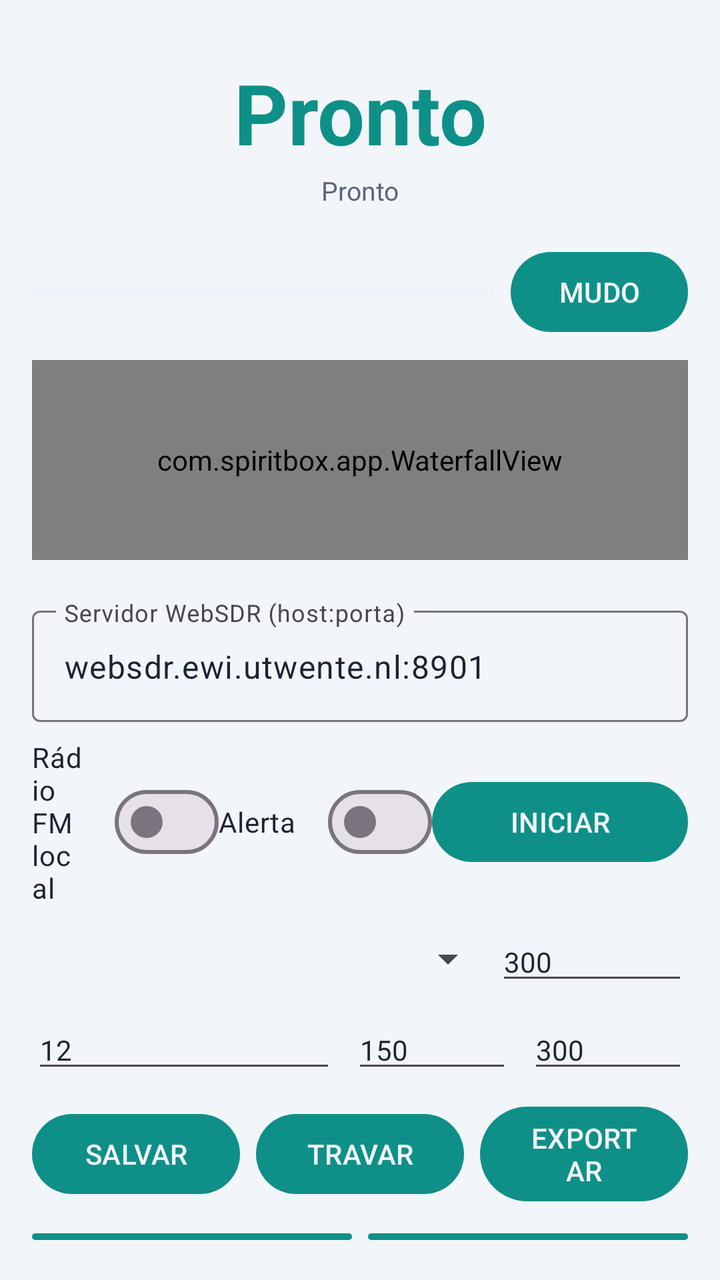
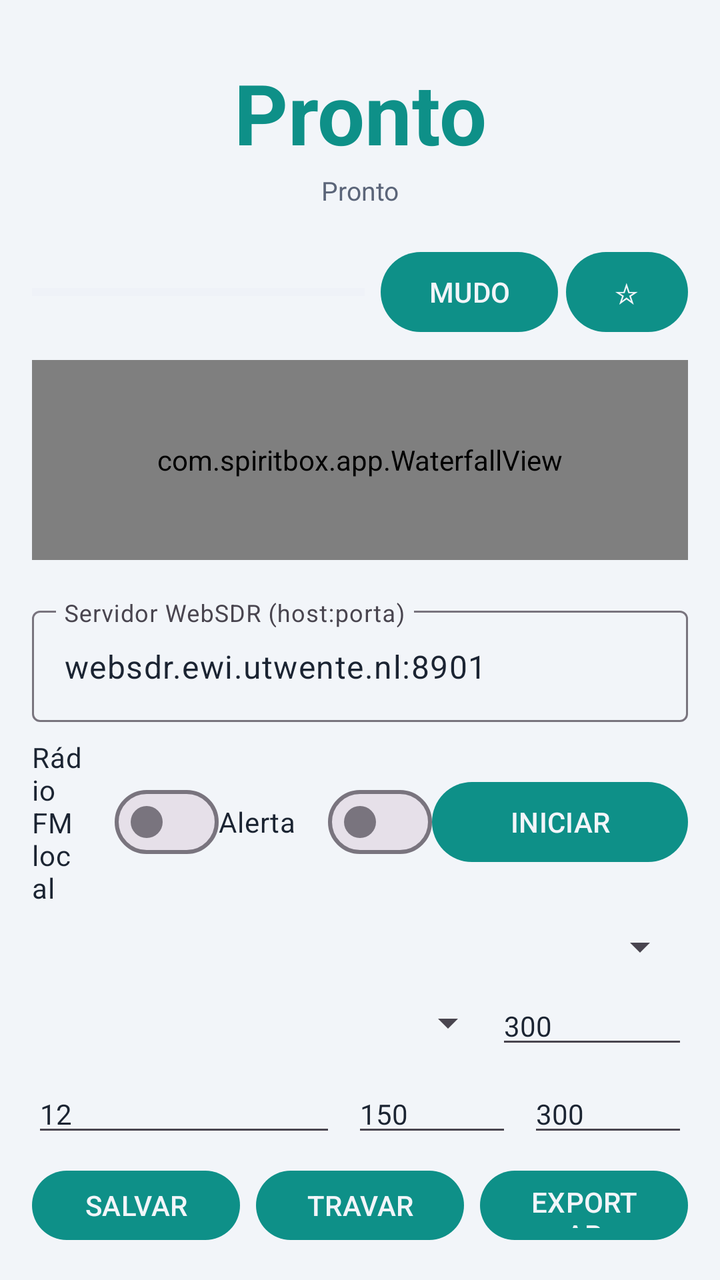

Screens rendered from an Android XML layout before and after an edit, with the pre-edit source and the edit as a unified diff.
<!-- AndroidManifest.xml: application theme Theme.SpiritBox -->
<!-- res/layout/activity_main.xml -->
<?xml version="1.0" encoding="utf-8"?>
<FrameLayout xmlns:android="http://schemas.android.com/apk/res/android"
    xmlns:app="http://schemas.android.com/apk/res-auto"
    android:layout_width="match_parent"
    android:layout_height="match_parent">

    <LinearLayout
        android:layout_width="match_parent"
        android:layout_height="match_parent"
        android:orientation="vertical"
        android:padding="16dp">

        <TextView
            android:id="@+id/tvFreq"
            android:layout_width="match_parent"
            android:layout_height="wrap_content"
            android:layout_marginTop="12dp"
            android:gravity="center"
            android:text="@string/status_ready"
            android:textColor="@color/accent"
            android:textSize="42sp"
            android:textStyle="bold" />

        <TextView
            android:id="@+id/tvStatus"
            android:layout_width="match_parent"
            android:layout_height="wrap_content"
            android:layout_marginTop="2dp"
            android:gravity="center"
            android:text="@string/status_ready"
            android:textColor="@color/text_secondary"
            android:textSize="13sp" />

        <LinearLayout
            android:layout_width="match_parent"
            android:layout_height="wrap_content"
            android:layout_marginTop="18dp"
            android:gravity="center_vertical"
            android:orientation="horizontal">

            <ProgressBar
                android:id="@+id/meter"
                style="?android:attr/progressBarStyleHorizontal"
                android:layout_width="0dp"
                android:layout_height="10dp"
                android:layout_weight="1"
                android:max="100"
                android:progress="0"
                android:progressBackgroundTint="@color/panel"
                android:progressTint="@color/accent" />

            <com.google.android.material.button.MaterialButton
                android:id="@+id/btnMute"
                android:layout_width="wrap_content"
                android:layout_height="wrap_content"
                android:layout_marginStart="8dp"
                android:minWidth="72dp"
                android:text="@string/btn_mute"
                app:cornerRadius="24dp" />
        </LinearLayout>

        <com.spiritbox.app.WaterfallView
            android:id="@+id/waterfall"
            android:layout_width="match_parent"
            android:layout_height="100dp"
            android:layout_marginTop="10dp" />

        <com.google.android.material.textfield.TextInputLayout
            android:layout_width="match_parent"
            android:layout_height="wrap_content"
            android:layout_marginTop="20dp"
            android:hint="@string/hint_server">

            <com.google.android.material.textfield.TextInputEditText
                android:id="@+id/etServer"
                android:layout_width="match_parent"
                android:layout_height="wrap_content"
                android:importantForAutofill="no"
                android:inputType="textUri"
                android:text="@string/default_server" />
        </com.google.android.material.textfield.TextInputLayout>

        <LinearLayout
            android:layout_width="match_parent"
            android:layout_height="wrap_content"
            android:layout_marginTop="8dp"
            android:gravity="center_vertical"
            android:orientation="horizontal">

            <com.google.android.material.materialswitch.MaterialSwitch
                android:id="@+id/swFm"
                android:layout_width="0dp"
                android:layout_height="wrap_content"
                android:layout_weight="1"
                android:text="@string/switch_fm"
                android:textColor="@color/text_primary"
                android:textSize="14sp" />

            <com.google.android.material.materialswitch.MaterialSwitch
                android:id="@+id/swAlerts"
                android:layout_width="wrap_content"
                android:layout_height="wrap_content"
                android:text="@string/switch_alerts"
                android:textColor="@color/text_primary"
                android:textSize="14sp" />

            <com.google.android.material.button.MaterialButton
                android:id="@+id/btnToggle"
                android:layout_width="wrap_content"
                android:layout_height="wrap_content"
                android:minWidth="128dp"
                android:text="@string/btn_start"
                app:cornerRadius="24dp" />
        </LinearLayout>

        <LinearLayout
            android:layout_width="match_parent"
            android:layout_height="wrap_content"
            android:layout_marginTop="8dp"
            android:gravity="center_vertical"
            android:orientation="horizontal">

            <Spinner
                android:id="@+id/spBand"
                android:layout_width="0dp"
                android:layout_height="wrap_content"
                android:layout_weight="1"
                android:spinnerMode="dropdown" />

            <EditText
                android:id="@+id/etDwell"
                android:layout_width="96dp"
                android:layout_height="wrap_content"
                android:hint="@string/hint_dwell"
                android:importantForAutofill="no"
                android:inputType="number"
                android:maxLines="1"
                android:text="@string/default_dwell"
                android:textColor="@color/text_primary"
                android:textSize="14sp" />
        </LinearLayout>

        <LinearLayout
            android:layout_width="match_parent"
            android:layout_height="wrap_content"
            android:layout_marginTop="8dp"
            android:gravity="center_vertical"
            android:orientation="horizontal">

            <EditText
                android:id="@+id/etThreshold"
                android:layout_width="0dp"
                android:layout_height="wrap_content"
                android:layout_weight="1"
                android:hint="@string/hint_threshold"
                android:importantForAutofill="no"
                android:inputType="number"
                android:maxLines="1"
                android:text="@string/default_threshold"
                android:textColor="@color/text_primary"
                android:textSize="14sp" />

            <EditText
                android:id="@+id/etSettle"
                android:layout_width="80dp"
                android:layout_height="wrap_content"
                android:layout_marginStart="8dp"
                android:hint="@string/hint_settle"
                android:importantForAutofill="no"
                android:inputType="number"
                android:maxLines="1"
                android:text="@string/default_settle"
                android:textColor="@color/text_primary"
                android:textSize="14sp" />

            <EditText
                android:id="@+id/etGap"
                android:layout_width="80dp"
                android:layout_height="wrap_content"
                android:layout_marginStart="8dp"
                android:hint="@string/hint_gap"
                android:importantForAutofill="no"
                android:inputType="number"
                android:maxLines="1"
                android:text="@string/default_gap"
                android:textColor="@color/text_primary"
                android:textSize="14sp" />
        </LinearLayout>

        <LinearLayout
            android:layout_width="match_parent"
            android:layout_height="wrap_content"
            android:layout_marginTop="8dp"
            android:gravity="center_vertical"
            android:orientation="horizontal">

            <com.google.android.material.button.MaterialButton
                android:id="@+id/btnManualCapture"
                android:layout_width="0dp"
                android:layout_height="wrap_content"
                android:layout_weight="1"
                android:text="@string/btn_manual_capture"
                app:cornerRadius="24dp" />

            <com.google.android.material.button.MaterialButton
                android:id="@+id/btnHold"
                android:layout_width="0dp"
                android:layout_height="wrap_content"
                android:layout_marginStart="8dp"
                android:layout_weight="1"
                android:text="@string/btn_hold"
                app:cornerRadius="24dp" />

            <com.google.android.material.button.MaterialButton
                android:id="@+id/btnShare"
                android:layout_width="0dp"
                android:layout_height="wrap_content"
                android:layout_marginStart="8dp"
                android:layout_weight="1"
                android:text="@string/btn_share_csv"
                app:cornerRadius="24dp" />
        </LinearLayout>

        <LinearLayout
            android:layout_width="match_parent"
            android:layout_height="wrap_content"
            android:layout_marginTop="8dp"
            android:gravity="center_vertical"
            android:orientation="horizontal">

            <com.google.android.material.button.MaterialButton
                android:id="@+id/btnTheme"
                android:layout_width="0dp"
                android:layout_height="wrap_content"
                android:layout_weight="1"
                android:text="@string/theme_system"
                app:cornerRadius="24dp" />

            <com.google.android.material.button.MaterialButton
                android:id="@+id/btnNight"
                android:layout_width="0dp"
                android:layout_height="wrap_content"
                android:layout_marginStart="8dp"
                android:layout_weight="1"
                android:text="@string/btn_night_off"
                app:cornerRadius="24dp" />
        </LinearLayout>

        <TextView
            android:id="@+id/tvCapturesTitle"
            android:layout_width="match_parent"
            android:layout_height="wrap_content"
            android:layout_marginTop="18dp"
            android:text="@string/title_captures"
            android:textColor="@color/text_secondary"
            android:textSize="13sp" />

        <ListView
            android:id="@+id/listCaptures"
            android:layout_width="match_parent"
            android:layout_height="0dp"
            android:layout_marginTop="4dp"
            android:layout_weight="1"
            android:divider="@color/panel"
            android:dividerHeight="1dp"
            android:listSelector="@android:color/transparent" />
    </LinearLayout>

    <View
        android:id="@+id/redFilter"
        android:layout_width="match_parent"
        android:layout_height="match_parent"
        android:background="#3BFF0000"
        android:clickable="false"
        android:focusable="false"
        android:visibility="gone" />
</FrameLayout>
<!-- resources referenced by this layout -->
<resources>
  <color name="accent">#0E9088</color>
  <color name="panel">#E4E9F1</color>
  <color name="text_primary">#1B2432</color>
  <color name="text_secondary">#5B6579</color>
  <string name="btn_hold">TRAVAR</string>
  <string name="btn_manual_capture">SALVAR</string>
  <string name="btn_mute">MUDO</string>
  <string name="btn_night_off">NOITE</string>
  <string name="btn_share_csv">EXPORTAR</string>
  <string name="btn_start">INICIAR</string>
  <string name="default_dwell">300</string>
  <string name="default_gap">300</string>
  <string name="default_server">websdr.ewi.utwente.nl:8901</string>
  <string name="default_settle">150</string>
  <string name="default_threshold">12</string>
  <string name="hint_dwell">Dwell ms</string>
  <string name="hint_gap">Gap ms</string>
  <string name="hint_server">Servidor WebSDR (host:porta)</string>
  <string name="hint_settle">Settle ms</string>
  <string name="hint_threshold">Limiar %</string>
  <string name="status_ready">Pronto</string>
  <string name="switch_alerts">Alerta</string>
  <string name="switch_fm">Rádio FM local</string>
  <string name="theme_system">SISTEMA</string>
  <string name="title_captures">Sinais capturados</string>
  <style name="Theme.SpiritBox" parent="Theme.Material3.DayNight.NoActionBar">
          <item name="colorPrimary">@color/accent</item>
          <item name="colorOnPrimary">@color/bg</item>
          <item name="colorSecondary">@color/accent_dim</item>
          <item name="android:colorBackground">@color/bg</item>
          <item name="colorSurface">@color/panel</item>
          <item name="colorOnSurface">@color/text_primary</item>
          <item name="android:windowBackground">@color/bg</item>
          <item name="android:statusBarColor">@color/bg</item>
          <item name="android:navigationBarColor">@color/bg</item>
      </style>
  <color name="bg">#F2F5F9</color>
  <color name="accent_dim">#5AA7A2</color>
</resources>

<!-- the commit's change to res/layout/activity_main.xml (unified diff, before → after) -->
@@ -57,6 +57,15 @@
                 android:minWidth="72dp"
                 android:text="@string/btn_mute"
                 app:cornerRadius="24dp" />
+
+            <com.google.android.material.button.MaterialButton
+                android:id="@+id/btnBookmark"
+                android:layout_width="wrap_content"
+                android:layout_height="wrap_content"
+                android:layout_marginStart="4dp"
+                android:minWidth="52dp"
+                android:text="@string/bookmark_off"
+                app:cornerRadius="24dp" />
         </LinearLayout>
 
         <com.spiritbox.app.WaterfallView
@@ -113,19 +122,33 @@
                 app:cornerRadius="24dp" />
         </LinearLayout>
 
-        <LinearLayout
-            android:layout_width="match_parent"
-            android:layout_height="wrap_content"
-            android:layout_marginTop="8dp"
-            android:gravity="center_vertical"
-            android:orientation="horizontal">
-
-            <Spinner
-                android:id="@+id/spBand"
-                android:layout_width="0dp"
-                android:layout_height="wrap_content"
-                android:layout_weight="1"
-                android:spinnerMode="dropdown" />
+<LinearLayout
+                android:layout_width="match_parent"
+                android:layout_height="wrap_content"
+                android:layout_marginTop="8dp"
+                android:gravity="center_vertical"
+                android:orientation="horizontal">
+
+                <Spinner
+                    android:id="@+id/spFav"
+                    android:layout_width="match_parent"
+                    android:layout_height="wrap_content"
+                    android:spinnerMode="dropdown" />
+            </LinearLayout>
+
+            <LinearLayout
+                android:layout_width="match_parent"
+                android:layout_height="wrap_content"
+                android:layout_marginTop="8dp"
+                android:gravity="center_vertical"
+                android:orientation="horizontal">
+
+                <Spinner
+                    android:id="@+id/spBand"
+                    android:layout_width="0dp"
+                    android:layout_height="wrap_content"
+                    android:layout_weight="1"
+                    android:spinnerMode="dropdown" />
 
             <EditText
                 android:id="@+id/etDwell"
<!-- resource entries referenced after the edit -->
@@ -4,6 +4,7 @@
   <color name="panel">#E4E9F1</color>
   <color name="text_primary">#1B2432</color>
   <color name="text_secondary">#5B6579</color>
+  <string name="bookmark_off">☆</string>
   <string name="btn_hold">TRAVAR</string>
   <string name="btn_manual_capture">SALVAR</string>
   <string name="btn_mute">MUDO</string>
